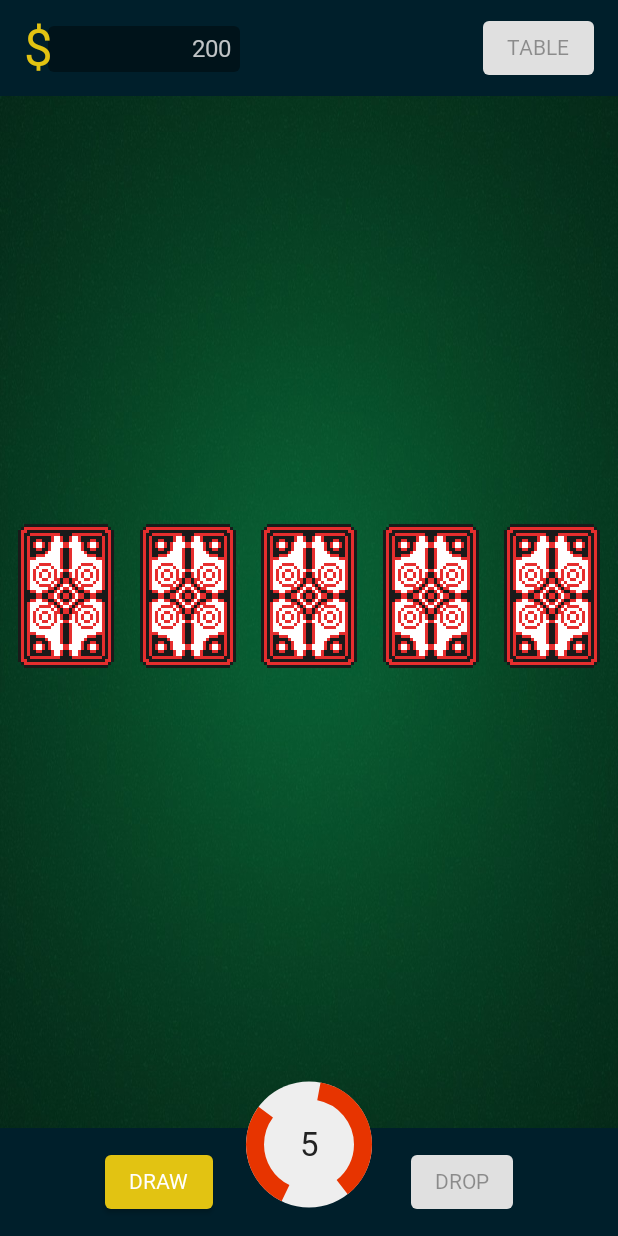
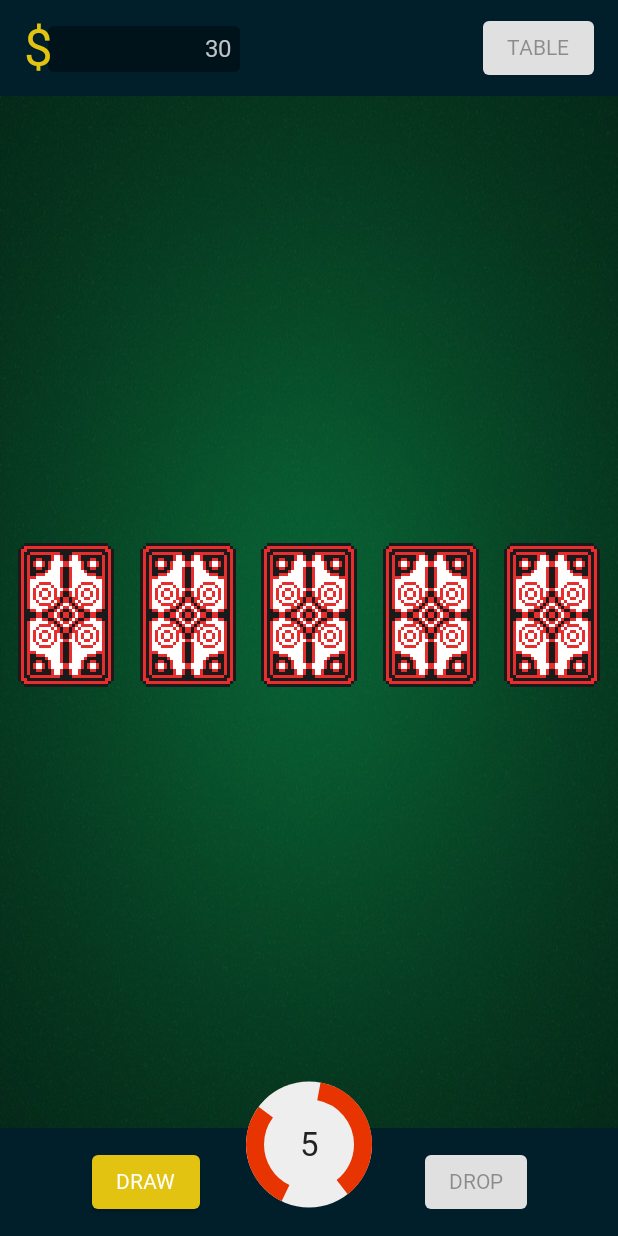
Before and after one commit to fchristysen/compoker, an Android app built with Jetpack Compose: the screen it shows after launch (MainActivity), on a phone screen of 412 x 824 dp. Run offline under Robolectric (Android 15) with nearby library versions, the phone set to English and light mode, and no system bars; Roboto replaces fonts that are not available here.

Commit message:
add gameover mechanism

```diff
--- a/app/src/main/java/org/greenfroyo/compoker/Config.kt
+++ b/app/src/main/java/org/greenfroyo/compoker/Config.kt
@@ -3,3 +3,5 @@ package org.greenfroyo.compoker
 val BET_LOW = 5
 val BET_MEDIUM = 10
 val BET_HIGH = 25
+
+val INITIAL_CREDIT = 30
--- a/app/src/main/java/org/greenfroyo/compoker/MainActivity.kt
+++ b/app/src/main/java/org/greenfroyo/compoker/MainActivity.kt
@@ -47,6 +47,7 @@ import androidx.compose.ui.tooling.preview.Preview
 import androidx.compose.ui.unit.dp
 import androidx.compose.ui.unit.sp
 import androidx.lifecycle.viewmodel.compose.viewModel
+import org.greenfroyo.compoker.model.BETTING
 import org.greenfroyo.compoker.model.Card
 import org.greenfroyo.compoker.model.GameUiState
 import org.greenfroyo.compoker.model.GameViewModel
@@ -94,10 +95,10 @@ fun Screen(viewModel: GameViewModel = viewModel()) {
                     contentDescription = "null",
                     contentScale = ContentScale.FillBounds
                 )
-                Column(modifier = Modifier.fillMaxSize()) {
-                    StatusView(credit = state.credit)
+                Box(modifier = Modifier.fillMaxSize()) {
+                    StatusView(modifier = Modifier.align(Alignment.TopCenter), credit = state.credit)
                     ContentView(
-                        Modifier.weight(1f),
+                        Modifier,
                         state.cards,
                         state.dropSelection,
                         state.winningCredit,
@@ -105,10 +106,21 @@ fun Screen(viewModel: GameViewModel = viewModel()) {
                     ) { i ->
                         viewModel.toggleDropCardAt(i)
                     }
-                    ControlView(state = state,
+                    ControlView(
+                        modifier = Modifier.align(Alignment.BottomCenter),
+                        state = state,
                         actSwitchBet = { viewModel.switchBet() },
                         actDraw = { viewModel.draw() },
-                        actDrop = { viewModel.drop() })
+                        actDrop = {
+                            viewModel.drop()
+                            viewModel.newRound()
+                            if (viewModel.haveNotEnoughCredit()) viewModel.switchBet()
+                        })
+                }
+                if(viewModel.isGameOver()){
+                    GameOverDialog {
+                        viewModel.restart()
+                    }
                 }
             }
         }
@@ -124,10 +136,9 @@ fun StatusView(modifier: Modifier = Modifier, credit: Int) {
             .background(color = DarkBlue)
             .fillMaxWidth()
             .padding(16.dp, 8.dp)
-            .then(modifier)
     ) {
         CreditView(credit = credit)
-        Spacer(modifier = modifier.weight(1f))
+        Spacer(modifier = Modifier.weight(1f))
         Button(onClick = { /*TODO*/ }, enabled = false) {
             Text(text = "TABLE")
         }
@@ -180,11 +191,16 @@ fun ContentView(
             .fillMaxWidth()
             .then(modifier)
     ) {
-        BoardView(modifier = Modifier.weight(5f).fillMaxWidth().padding(horizontal = 12.dp),
+        BoardView(modifier = Modifier
+            .weight(5f)
+            .fillMaxWidth()
+            .padding(horizontal = 12.dp),
             cards = cards, selection = selection, onSelect = { i -> onSelect(i) })
         Column(
             horizontalAlignment = Alignment.CenterHorizontally,
-            modifier = Modifier.weight(4f).fillMaxWidth()) {
+            modifier = Modifier
+                .weight(4f)
+                .fillMaxWidth()) {
             winningHand?.also {
                 Spacer(modifier = Modifier.height(24.dp))
                 Text(text = stringResource(id = it.getDisplayText())
@@ -226,14 +242,14 @@ fun ControlView(
             Button(onClick = { actDraw() }, enabled = state.enableDraw()) {
                 Text(text = "DRAW")
             }
-            Spacer(modifier = Modifier.width(16.dp))
+            Spacer(modifier = Modifier.width(52.dp))
             Button(onClick = { actDrop() }, enabled = state.enableDrop()) {
                 Text(text = "DROP")
             }
         }
         Column() {
             BettingChip(modifier = Modifier.clickable(interactionSource = interactionSource, indication = null) { actSwitchBet() }, bet = state.bet)
-            Spacer(modifier = Modifier.height(48.dp))
+            Spacer(modifier = Modifier.height(if (state.phase == BETTING) 48.dp else 164.dp))
         }
 
     }
--- a/app/src/main/java/org/greenfroyo/compoker/model/GameUiState.kt
+++ b/app/src/main/java/org/greenfroyo/compoker/model/GameUiState.kt
@@ -1,11 +1,12 @@
 package org.greenfroyo.compoker.model
 
 import org.greenfroyo.compoker.BET_LOW
+import org.greenfroyo.compoker.INITIAL_CREDIT
 import org.greenfroyo.compoker.PokerHand
 
 data class GameUiState(
     val phase: Phase = BETTING,
-    val credit: Int = 200,
+    val credit: Int = INITIAL_CREDIT,
     val bet: Int = BET_LOW,
     val deck: Deck = Deck(),
     val cards: Array<Card> = Array(5) { Card() },
@@ -24,4 +25,6 @@ object BETTING: Phase()
 
 object DRAWN: Phase()
 
+object GAME_OVER: Phase()
+
 //object DROP: Phase()
--- a/app/src/main/java/org/greenfroyo/compoker/ui/theme/Color.kt
+++ b/app/src/main/java/org/greenfroyo/compoker/ui/theme/Color.kt
@@ -7,7 +7,10 @@ val PrimaryDark = Color(0xFFE2C312)
 val PrimaryVariant = Color(0xFFF2A359)
 val Secondary = Color(0xFFA4031F)
 
+val TextWhite = Color(0xFFDDDDDD)
+
 val DarkBlue = Color(0xFF001F2B)
+
 
 val ChipLowBG = Color(0xFFEEEEEE)
 val ChipLowBorder = Color(0xFFE73400)
```
Also changed, not shown: app/src/main/java/org/greenfroyo/compoker/GameOverDialog.kt (added, +54 -0 lines), app/src/main/java/org/greenfroyo/compoker/model/GameViewModel.kt (+24 -5 lines).
